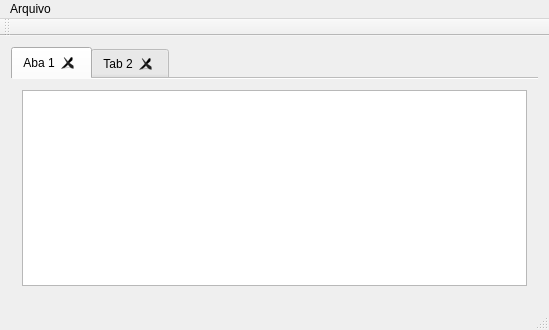
Qt form VacilationTextEditor/MainWindow.ui (fenexomega/QTWorks) before a commit.
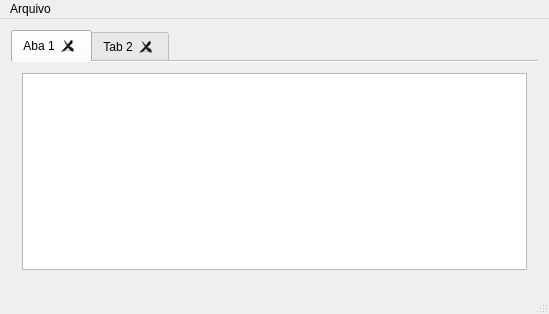
The same form after that commit.

Commit message: Feitos alguns improvimentos na UI, aos trancos e barrancos. :D

What changed in the file:
```diff
--- a/VacilationTextEditor/MainWindow.ui
+++ b/VacilationTextEditor/MainWindow.ui
@@ -91,14 +91,6 @@
    </widget>
    <addaction name="menuArquivo"/>
   </widget>
-  <widget class="QToolBar" name="mainToolBar">
-   <attribute name="toolBarArea">
-    <enum>TopToolBarArea</enum>
-   </attribute>
-   <attribute name="toolBarBreak">
-    <bool>false</bool>
-   </attribute>
-  </widget>
   <widget class="QStatusBar" name="statusBar"/>
   <action name="actionAbrir">
    <property name="text">
```
Left out of the diff: 12 changed lines with no effect on the pictures. The commit also changes 2 other files.
